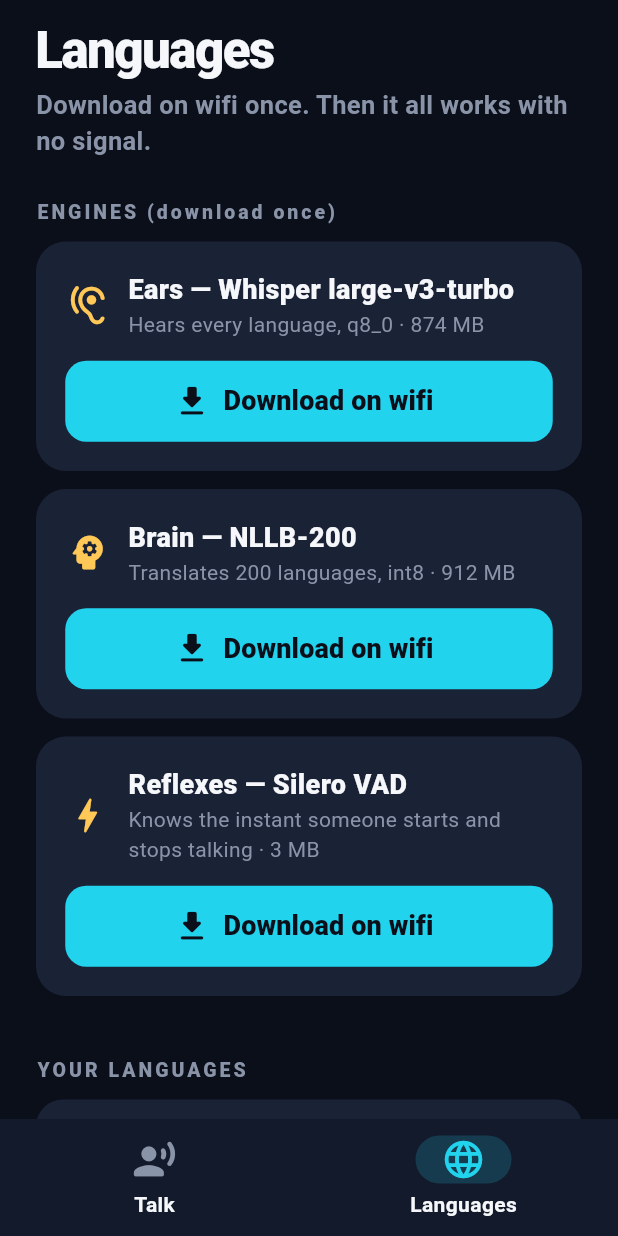
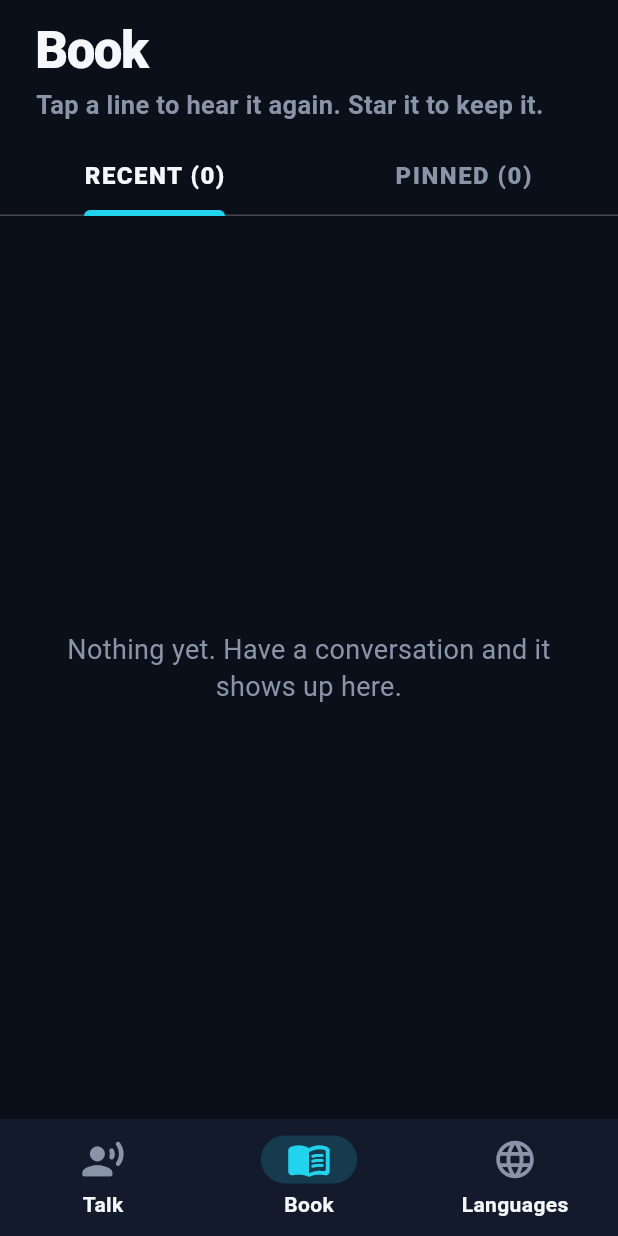
Before and after one commit to lukianczyk-sketch/travel-translator, a Flutter app: the screen it shows after launch, item 2 of the bottom bar chosen, on a phone screen of 412 x 824 dp. Run offline on Flutter 3.47's test engine with Material 3 defaults, Android fonts, the phone set to English and light mode, and no system bars; our stand-ins replace dio, flutter_tts, permission_handler, shared_preferences, wakelock_plus; missing offline and left inert: dart:ffi, onnxruntime, record, whisper_ggml_plus.

Commit message:
Add Book: conversation history + pinned phrasebook (tap to replay)

```diff
--- a/lib/main.dart
+++ b/lib/main.dart
@@ -1,8 +1,10 @@
 import 'package:flutter/material.dart';
 import 'package:flutter/services.dart';
 
+import 'screens/book_screen.dart';
 import 'screens/home_screen.dart';
 import 'screens/languages_screen.dart';
+import 'services/book_store.dart';
 import 'services/model_manager.dart';
 import 'theme.dart';
 
@@ -14,6 +16,7 @@ Future<void> main() async {
     systemNavigationBarColor: Palette.bg,
   ));
   await ModelManager.instance.init();
+  await BookStore.instance.init();
   runApp(const TravelTranslatorApp());
 }
 
@@ -43,7 +46,7 @@ class _RootShellState extends State<RootShell> {
 
   @override
   Widget build(BuildContext context) {
-    final pages = const [HomeScreen(), LanguagesScreen()];
+    final pages = const [HomeScreen(), BookScreen(), LanguagesScreen()];
     return Scaffold(
       body: IndexedStack(index: _tab, children: pages),
       bottomNavigationBar: NavigationBarTheme(
@@ -66,6 +69,7 @@ class _RootShellState extends State<RootShell> {
           onDestinationSelected: (i) => setState(() => _tab = i),
           destinations: const [
             NavigationDestination(icon: Icon(Icons.record_voice_over_rounded), label: 'Talk'),
+            NavigationDestination(icon: Icon(Icons.menu_book_rounded), label: 'Book'),
             NavigationDestination(icon: Icon(Icons.language_rounded), label: 'Languages'),
           ],
         ),
--- /dev/null
+++ b/lib/screens/book_screen.dart
@@ -0,0 +1,189 @@
+import 'package:flutter/material.dart';
+import 'package:flutter/services.dart';
+
+import '../models/language.dart';
+import '../services/book_store.dart';
+import '../services/tts.dart';
+import '../theme.dart';
+
+class BookScreen extends StatefulWidget {
+  const BookScreen({super.key});
+
+  @override
+  State<BookScreen> createState() => _BookScreenState();
+}
+
+class _BookScreenState extends State<BookScreen> with SingleTickerProviderStateMixin {
+  late final TabController _tabs = TabController(length: 2, vsync: this);
+  final Speaker _speaker = Speaker();
+
+  @override
+  void dispose() {
+    _tabs.dispose();
+    super.dispose();
+  }
+
+  Future<void> _speak(Entry e) async {
+    HapticFeedback.selectionClick();
+    await _speaker.say(e.translated, e.speakLocale);
+  }
+
+  @override
+  Widget build(BuildContext context) {
+    return AnimatedBuilder(
+      animation: BookStore.instance,
+      builder: (context, _) {
+        final book = BookStore.instance;
+        return SafeArea(
+          child: Column(
+            crossAxisAlignment: CrossAxisAlignment.start,
+            children: [
+              const Padding(
+                padding: EdgeInsets.fromLTRB(24, 16, 24, 0),
+                child: Text('Book', style: headline),
+              ),
+              const Padding(
+                padding: EdgeInsets.fromLTRB(24, 6, 24, 12),
+                child: Text(
+                  'Tap a line to hear it again. Star it to keep it.',
+                  style: TextStyle(color: Palette.muted, fontSize: 17, fontWeight: FontWeight.w600),
+                ),
+              ),
+              TabBar(
+                controller: _tabs,
+                indicatorColor: Palette.you,
+                indicatorWeight: 4,
+                labelColor: Palette.text,
+                unselectedLabelColor: Palette.muted,
+                labelStyle: const TextStyle(fontSize: 16, fontWeight: FontWeight.w900, letterSpacing: 1),
+                tabs: [
+                  Tab(text: 'RECENT (${book.history.length})'),
+                  Tab(text: 'PINNED (${book.pins.length})'),
+                ],
+              ),
+              Expanded(
+                child: TabBarView(
+                  controller: _tabs,
+                  children: [
+                    _EntryList(
+                      entries: book.history,
+                      empty: 'Nothing yet. Have a conversation and it shows up here.',
+                      onSpeak: _speak,
+                      trailing: book.history.isEmpty
+                          ? null
+                          : TextButton(
+                              onPressed: () => _confirmClear(context),
+                              child: const Text('Clear history', style: TextStyle(color: Palette.muted)),
+                            ),
+                    ),
+                    _EntryList(
+                      entries: book.pins,
+                      empty: 'Star a line in Recent to pin it here for quick replay.',
+                      onSpeak: _speak,
+                    ),
+                  ],
+                ),
+              ),
+            ],
+          ),
+        );
+      },
+    );
+  }
+
+  Future<void> _confirmClear(BuildContext context) async {
+    final ok = await showDialog<bool>(
+      context: context,
+      builder: (_) => AlertDialog(
+        backgroundColor: Palette.card,
+        title: const Text('Clear history?'),
+        content: const Text('Pinned phrases are kept.'),
+        actions: [
+          TextButton(onPressed: () => Navigator.pop(context, false), child: const Text('Cancel')),
+          TextButton(
+            onPressed: () => Navigator.pop(context, true),
+            child: const Text('Clear', style: TextStyle(color: Palette.them)),
+          ),
+        ],
+      ),
+    );
+    if (ok == true) await BookStore.instance.clearHistory();
+  }
+}
+
+class _EntryList extends StatelessWidget {
+  final List<Entry> entries;
+  final String empty;
+  final Future<void> Function(Entry) onSpeak;
+  final Widget? trailing;
+  const _EntryList({required this.entries, required this.empty, required this.onSpeak, this.trailing});
+
+  @override
+  Widget build(BuildContext context) {
+    if (entries.isEmpty) {
+      return Center(
+        child: Padding(
+          padding: const EdgeInsets.all(32),
+          child: Text(empty,
+              textAlign: TextAlign.center,
+              style: const TextStyle(color: Palette.muted, fontSize: 18, height: 1.4)),
+        ),
+      );
+    }
+    return ListView.builder(
+      padding: const EdgeInsets.fromLTRB(16, 12, 16, 24),
+      itemCount: entries.length + (trailing != null ? 1 : 0),
+      itemBuilder: (context, i) {
+        if (i == entries.length) return Center(child: trailing);
+        final e = entries[i];
+        final lang = languageByCode(e.langCode);
+        final color = e.fromThem ? Palette.them : Palette.you;
+        final pinned = BookStore.instance.isPinned(e);
+        return GestureDetector(
+          onTap: () => onSpeak(e),
+          child: Container(
+            margin: const EdgeInsets.only(bottom: 10),
+            padding: const EdgeInsets.fromLTRB(16, 14, 8, 14),
+            decoration: BoxDecoration(
+              color: Palette.card,
+              borderRadius: BorderRadius.circular(18),
+            ),
+            child: Row(
+              crossAxisAlignment: CrossAxisAlignment.start,
+              children: [
+                Container(
+                  width: 5,
+                  height: 64,
+                  margin: const EdgeInsets.only(right: 12),
+                  decoration: BoxDecoration(color: color, borderRadius: BorderRadius.circular(3)),
+                ),
+                Expanded(
+                  child: Column(
+                    crossAxisAlignment: CrossAxisAlignment.start,
+                    children: [
+                      Text(
+                        '${lang?.flag ?? ''} ${e.fromThem ? 'THEM' : 'YOU'}',
+                        style: TextStyle(color: color, fontSize: 12, fontWeight: FontWeight.w900, letterSpacing: 2),
+                      ),
+                      const SizedBox(height: 6),
+                      Text(e.original, style: const TextStyle(color: Palette.muted, fontSize: 15, height: 1.3)),
+                      const SizedBox(height: 4),
+                      Text(e.translated,
+                          style: const TextStyle(fontSize: 20, fontWeight: FontWeight.w800, height: 1.2)),
+                    ],
+                  ),
+                ),
+                IconButton(
+                  iconSize: 28,
+                  color: pinned ? Palette.gold : Palette.muted,
+                  icon: Icon(pinned ? Icons.star_rounded : Icons.star_outline_rounded),
+                  onPressed: () => BookStore.instance.togglePin(e),
+                ),
+              ],
+            ),
+          ),
+        );
+      },
+    );
+  }
+}
--- /dev/null
+++ b/lib/services/book_store.dart
@@ -0,0 +1,104 @@
+import 'dart:convert';
+
+import 'package:flutter/foundation.dart';
+import 'package:shared_preferences/shared_preferences.dart';
+
+/// One line of conversation, kept for history and pinning.
+class Entry {
+  final int time; // ms since epoch
+  final bool fromThem;
+  final String original;
+  final String translated;
+  final String speakLocale;
+  final String langCode; // the non-English language of that conversation
+
+  const Entry({
+    required this.time,
+    required this.fromThem,
+    required this.original,
+    required this.translated,
+    required this.speakLocale,
+    required this.langCode,
+  });
+
+  Map<String, dynamic> toJson() => {
+        't': time,
+        'm': fromThem,
+        'o': original,
+        'r': translated,
+        'l': speakLocale,
+        'c': langCode,
+      };
+
+  factory Entry.fromJson(Map<String, dynamic> j) => Entry(
+        time: (j['t'] as num).toInt(),
+        fromThem: j['m'] as bool,
+        original: j['o'] as String,
+        translated: j['r'] as String,
+        speakLocale: j['l'] as String,
+        langCode: j['c'] as String,
+      );
+
+  String get key => '$original|$translated';
+}
+
+/// Conversation history + pinned phrasebook, saved on the phone.
+class BookStore extends ChangeNotifier {
+  BookStore._();
+  static final BookStore instance = BookStore._();
+
+  static const int maxHistory = 400;
+  final List<Entry> history = []; // newest first
+  final List<Entry> pins = []; // newest first
+  bool _loaded = false;
+
+  Future<void> init() async {
+    if (_loaded) return;
+    final prefs = await SharedPreferences.getInstance();
+    history.addAll(_read(prefs.getString('book_history')));
+    pins.addAll(_read(prefs.getString('book_pins')));
+    _loaded = true;
+    notifyListeners();
+  }
+
+  List<Entry> _read(String? raw) {
+    if (raw == null || raw.isEmpty) return const [];
+    try {
+      final list = jsonDecode(raw) as List;
+      return list.map((e) => Entry.fromJson(e as Map<String, dynamic>)).toList();
+    } catch (_) {
+      return const [];
+    }
+  }
+
+  Future<void> _save() async {
+    final prefs = await SharedPreferences.getInstance();
+    await prefs.setString('book_history', jsonEncode(history.map((e) => e.toJson()).toList()));
+    await prefs.setString('book_pins', jsonEncode(pins.map((e) => e.toJson()).toList()));
+  }
+
+  Future<void> addHistory(Entry e) async {
+    history.insert(0, e);
+    if (history.length > maxHistory) history.removeRange(maxHistory, history.length);
+    notifyListeners();
+    await _save();
+  }
+
+  bool isPinned(Entry e) => pins.any((p) => p.key == e.key);
+
+  Future<void> togglePin(Entry e) async {
+    if (isPinned(e)) {
+      pins.removeWhere((p) => p.key == e.key);
+    } else {
+      pins.insert(0, e);
+    }
+    notifyListeners();
+    await _save();
+  }
+
+  Future<void> clearHistory() async {
+    history.clear();
+    notifyListeners();
+    await _save();
+  }
+}
```
Also changed, not shown: lib/services/pipeline.dart (+9 -0 lines).
